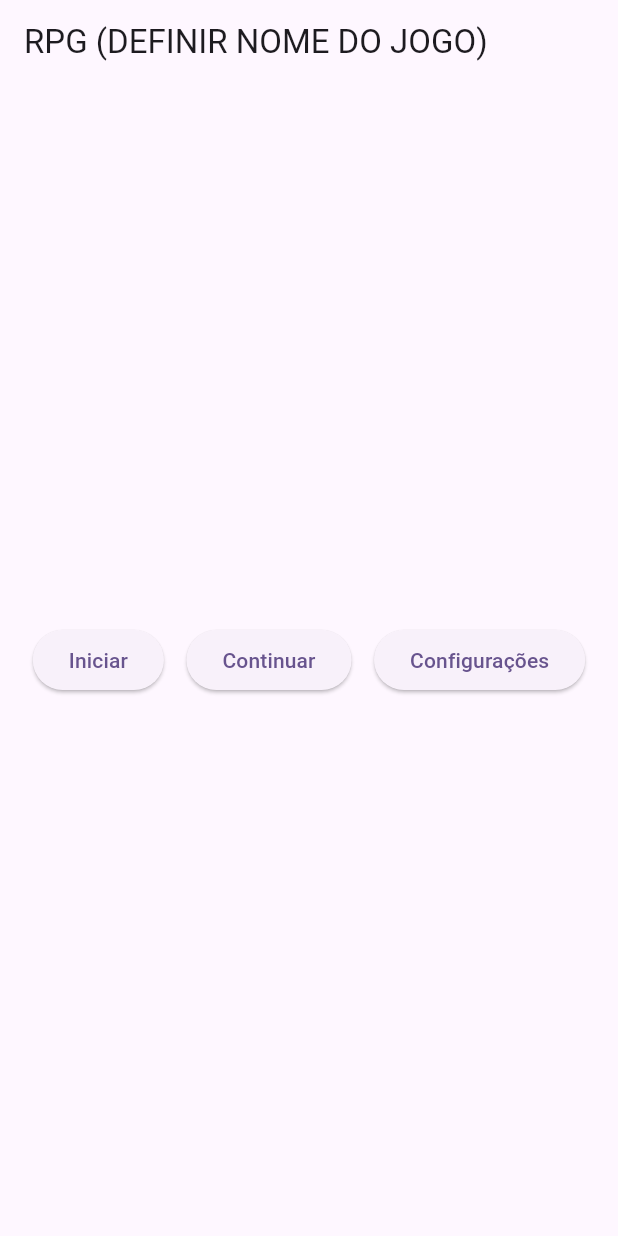
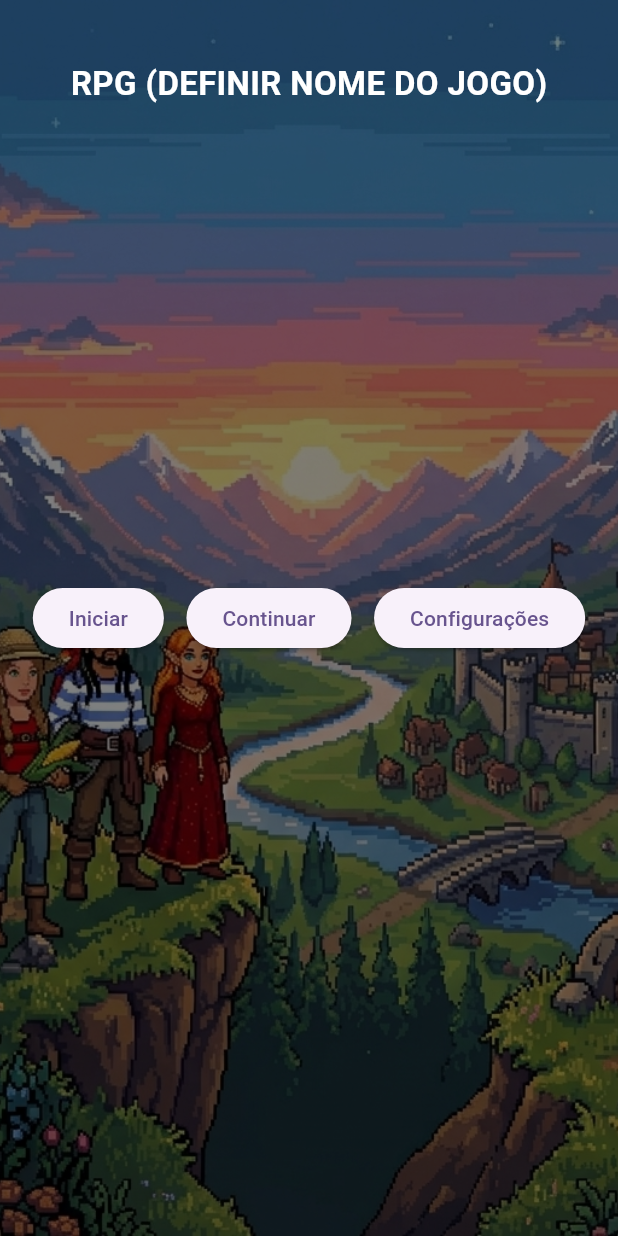
Before and after one commit to m7julia/PI_3_0102_02, a Flutter app: the screen it shows after launch, after a tap on "Configurações", on a phone screen of 412 x 824 dp. Run offline on Flutter 3.47's test engine with Material 3 defaults, Android fonts, the phone set to English and light mode, and no system bars; our stand-ins replace firebase_core; accounts and stored records are empty.

Commit message:
colocando background no home page

```diff
--- a/lib/screens/home/home_screen.dart
+++ b/lib/screens/home/home_screen.dart
@@ -7,12 +7,42 @@ class HomeScreen extends StatelessWidget {
   @override
   Widget build(BuildContext context) {
     return Scaffold(
-      appBar: AppBar(title: const Text('RPG (DEFINIR NOME DO JOGO)')),
-      body: Center(
+      body: Stack(
+        children: [
+          // IMAGEM DE FUNDO
+          SizedBox.expand(
+            child: Stack(
+              children: [
+                Image.asset(
+                  'assets/images/background.png',
+                  fit: BoxFit.cover,
+                  width: double.infinity,
+                  height: double.infinity,
+                ),
+                Container(color: Colors.black.withOpacity(0.5)),
+              ],
+            ),
+          ),
+          Positioned(
+            top: 40,
+            left: 0,
+            right: 0,
+            child: Center(
+              child: Text(
+                'RPG (DEFINIR NOME DO JOGO)',
+                style: TextStyle(
+                  color: Colors.white,
+                  fontSize: 22,
+                  fontWeight: FontWeight.bold,
+                ),
+              ),
+            ),
+          ),
+          // BOTÕES
+          Center(
             child: Row(
               mainAxisAlignment: MainAxisAlignment.center,
               children: [
-            // INICIAR
                 ElevatedButton(
                   onPressed: () {
                     Navigator.push(
@@ -23,8 +53,8 @@ class HomeScreen extends StatelessWidget {
                   child: const Text('Iniciar'),
                 ),
 
-            const SizedBox(width: 15), // espaço horizontal
-            // CONTINUAR
+                const SizedBox(width: 15),
+
                 ElevatedButton(
                   onPressed: () {
                     print('Continuar jogo');
@@ -34,16 +64,17 @@ class HomeScreen extends StatelessWidget {
 
                 const SizedBox(width: 15),
 
-            // CONFIGURAÇÕES
                 ElevatedButton(
                   onPressed: () {
-                print('Abrir configurações');
+                    print('Configurações');
                   },
                   child: const Text('Configurações'),
                 ),
               ],
             ),
           ),
+        ],
+      ),
     );
   }
 }
--- a/pubspec.yaml
+++ b/pubspec.yaml
@@ -30,6 +30,6 @@ flutter:
   uses-material-design: true
 
   assets:
-    - assets/images/
+    - assets/images/background.png
     - assets/audio/
     - assets/fonts/
```
Also changed, not shown: assets/images/background.png (added). Lines whose indentation alone changed are shown as unchanged.
